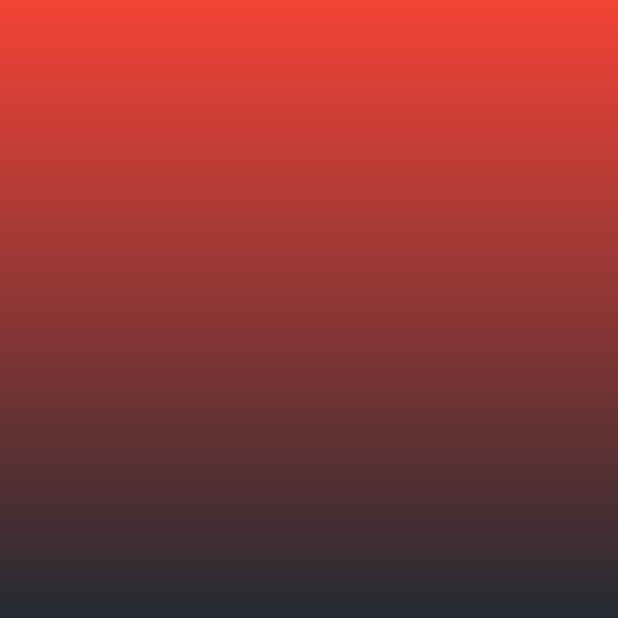
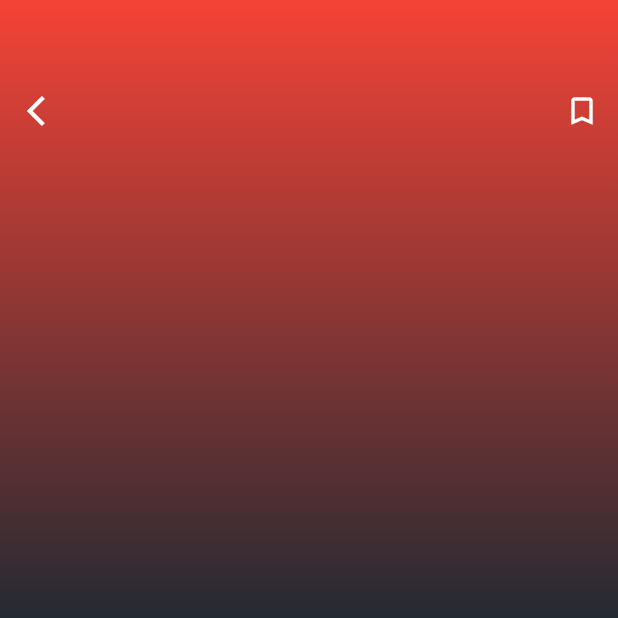
Before and after one commit to IsaiasCuvula/movie_app, a Flutter app: the DetailScreen screen opened directly, on a phone screen of 412 x 824 dp, the top half of it. Run offline on Flutter 3.47's test engine with Material 2 defaults, Android fonts, the phone set to English and light mode, and no system bars.

Commit message:
navigation between home and detail screen added

```diff
--- a/lib/main.dart
+++ b/lib/main.dart
@@ -1,6 +1,6 @@
 import 'package:flutter/material.dart';
 import 'package:movie_app/providers/movie_provider.dart';
-import 'package:movie_app/screens/detail_screen.dart';
+import 'package:movie_app/screens/home/home_screen.dart';
 import 'package:movie_app/utils/movie_app_theme.dart';
 import 'package:provider/provider.dart';
 
@@ -19,7 +19,7 @@ class MovieApp extends StatelessWidget {
         debugShowCheckedModeBanner: false,
         title: 'Movie App',
         theme: MovieAppTheme.dark(),
-        home: const DetailScreen(),
+        home: const HomeScreen(),
       ),
     );
   }
--- a/lib/screens/detail_screen.dart
+++ b/lib/screens/detail_screen.dart
@@ -12,6 +12,7 @@ class DetailScreen extends StatelessWidget {
         children: [
           //TODO - Background image
           Container(
+            alignment: Alignment.topLeft,
             width: deviceSize.width,
             height: deviceSize.height * 0.50,
             decoration: BoxDecoration(
@@ -25,6 +26,26 @@ class DetailScreen extends StatelessWidget {
                 ],
               ),
               //image: DecorationImage(image: image)
+            ),
+            child: Padding(
+              padding: const EdgeInsets.only(top: 50.0, left: 6.0),
+              child: Row(
+                mainAxisAlignment: MainAxisAlignment.spaceBetween,
+                children: [
+                  IconButton(
+                    onPressed: () {
+                      Navigator.pop(context);
+                    },
+                    icon: const Icon(Icons.arrow_back_ios),
+                  ),
+                  IconButton(
+                    onPressed: () {
+                      print('save in favorites');
+                    },
+                    icon: const Icon(Icons.bookmark_border_outlined),
+                  ),
+                ],
+              ),
             ),
           ),
           Expanded(
```
Also changed, not shown: lib/screens/home/highlighted_movies.dart (+17 -1 lines), lib/screens/home/list_movies.dart (+18 -1 lines).
